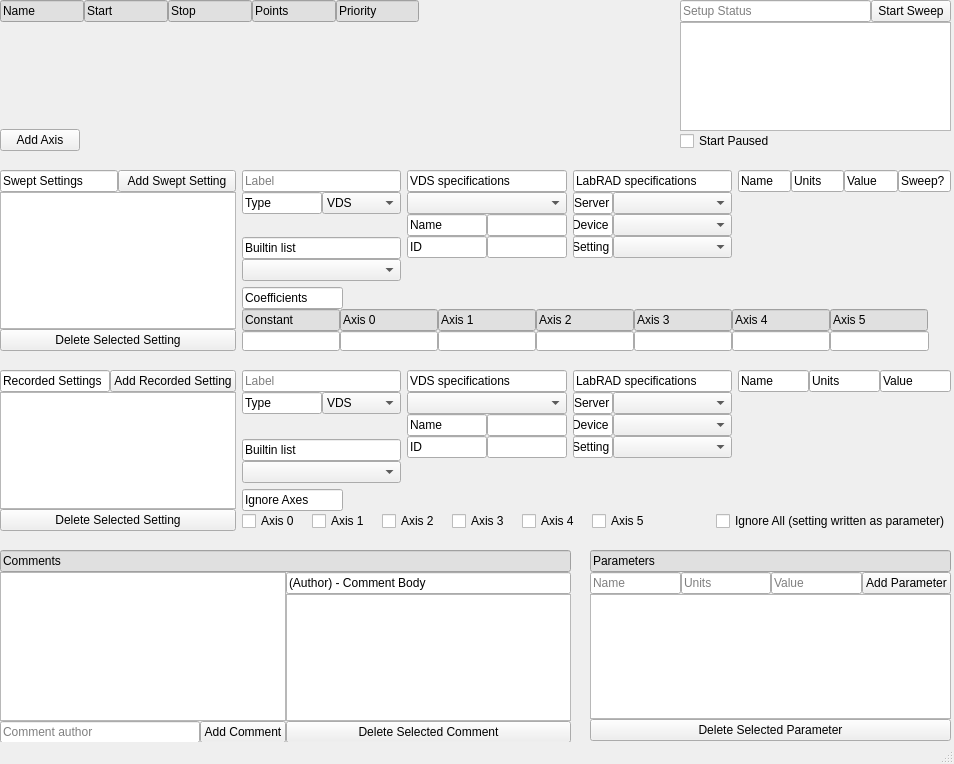
Old version of the form qtdesigner/setup.ui in the repository afylab/LabRAD-sweeper-2.
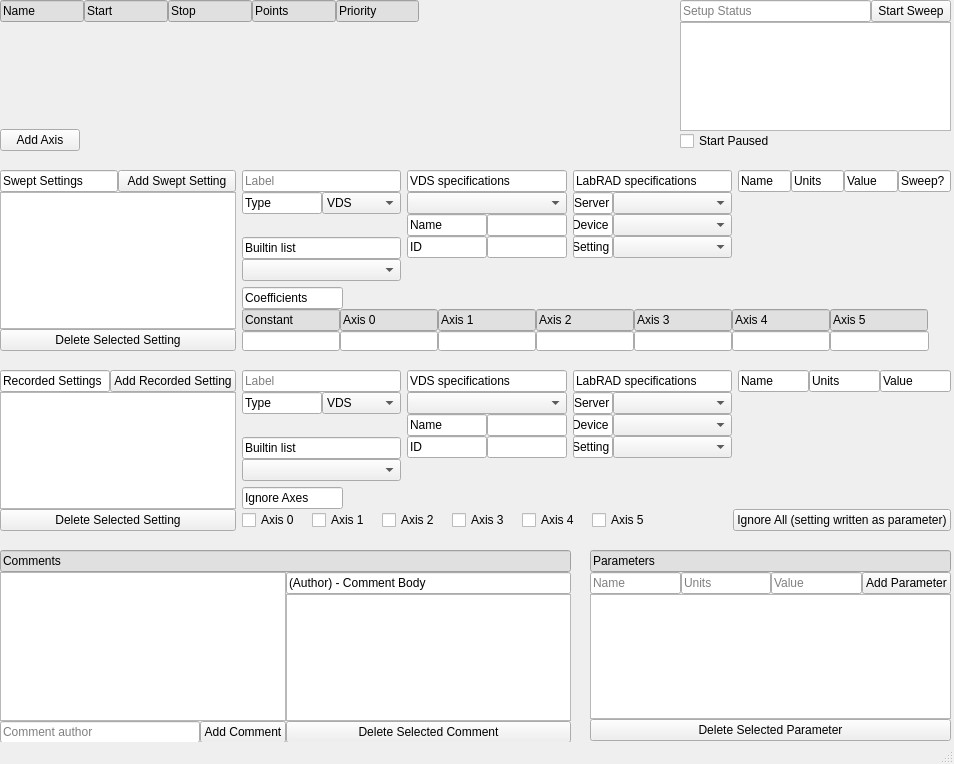
New version of the form.

The edit to the form file:
```diff
--- a/qtdesigner/setup.ui
+++ b/qtdesigner/setup.ui
@@ -1348,7 +1348,7 @@
             </spacer>
            </item>
            <item>
-            <widget class="QCheckBox" name="rec_cb_ignore_all">
+            <widget class="QPushButton" name="rec_btn_ignore_all">
              <property name="text">
               <string>Ignore All (setting written as parameter)</string>
              </property>
```
